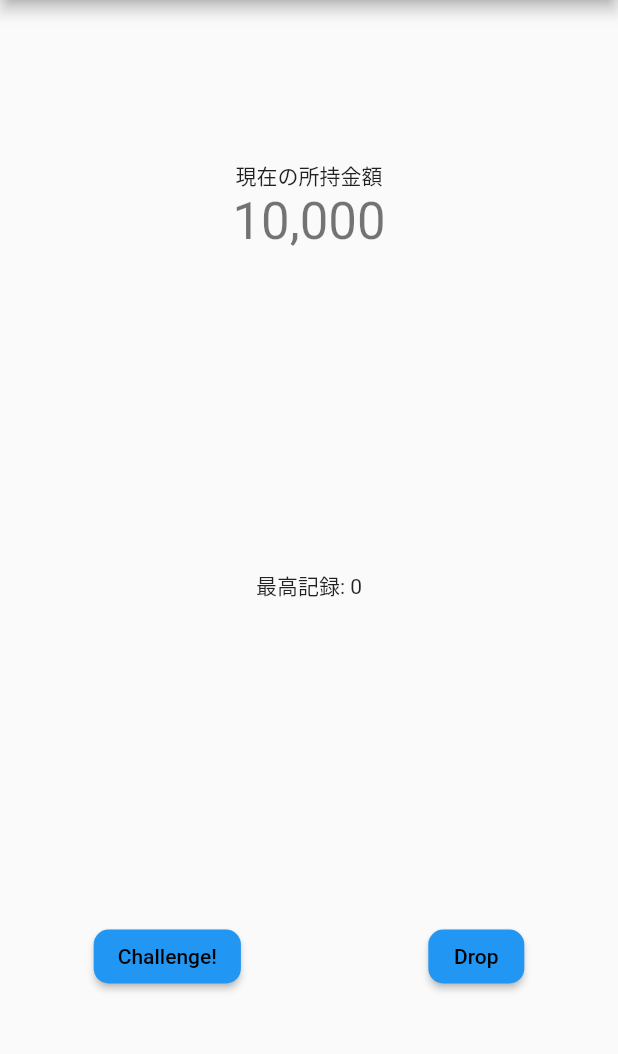
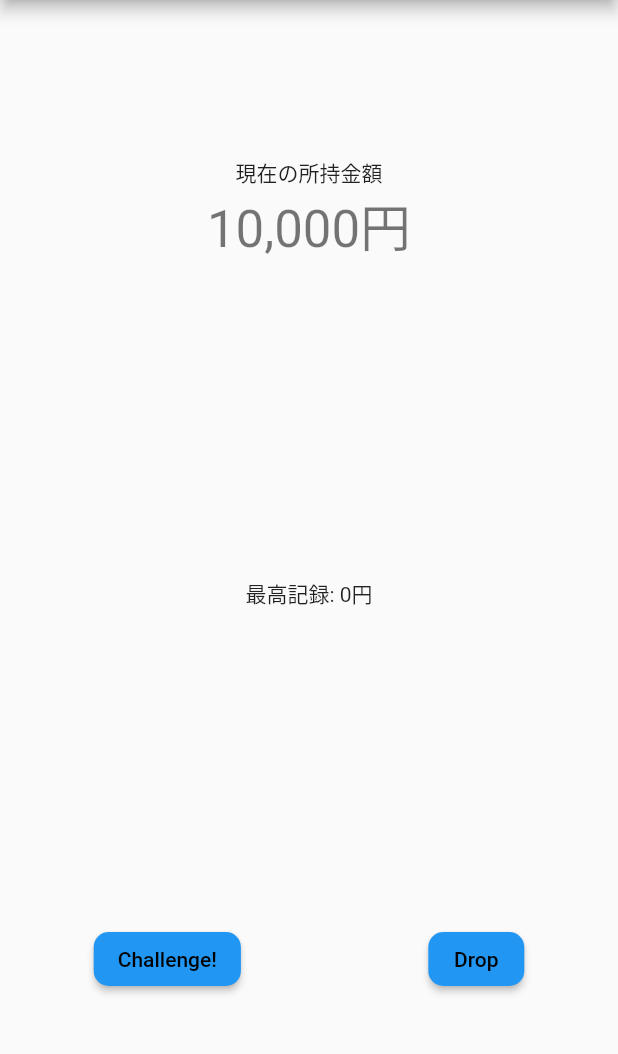
Before and after one commit to Frappuccino2316/bibiri-app, a Flutter app: the screen it shows after launch, on a phone screen of 412 x 824 dp, the part 84-1138 px from its top. Run offline on Flutter 3.47's test engine with Material 2 defaults, Android fonts, the phone set to English and light mode, and no system bars.

Commit message:
「円」表示を追加

```diff
--- a/lib/pages/challenge_page.dart
+++ b/lib/pages/challenge_page.dart
@@ -66,12 +66,12 @@ class _ChallengePageState extends State<ChallengePage> {
                     ),
                   ),
                 Text(
-                  formatter.format(_record.money),
+                  "${formatter.format(_record.money)}円",
                   style: Theme.of(context).textTheme.headline4,
                 )
               ],
             ),
-            Text("最高記録: ${formatter.format(_maxMoney)}"),
+            Text("最高記録: ${formatter.format(_maxMoney)}円"),
             Row(
               mainAxisAlignment: MainAxisAlignment.spaceAround,
               children: [
```
